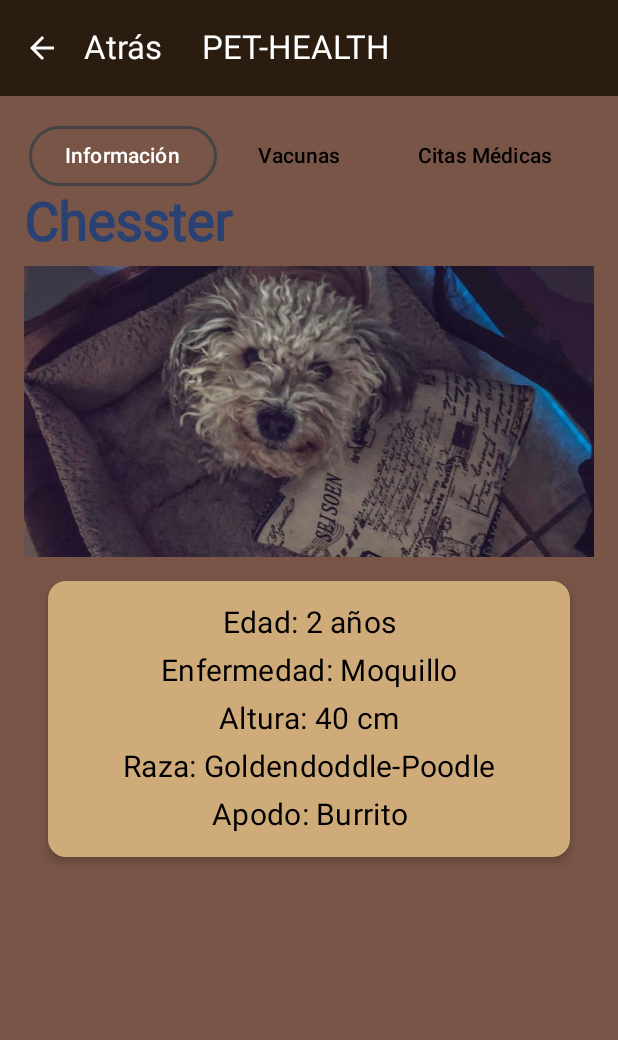
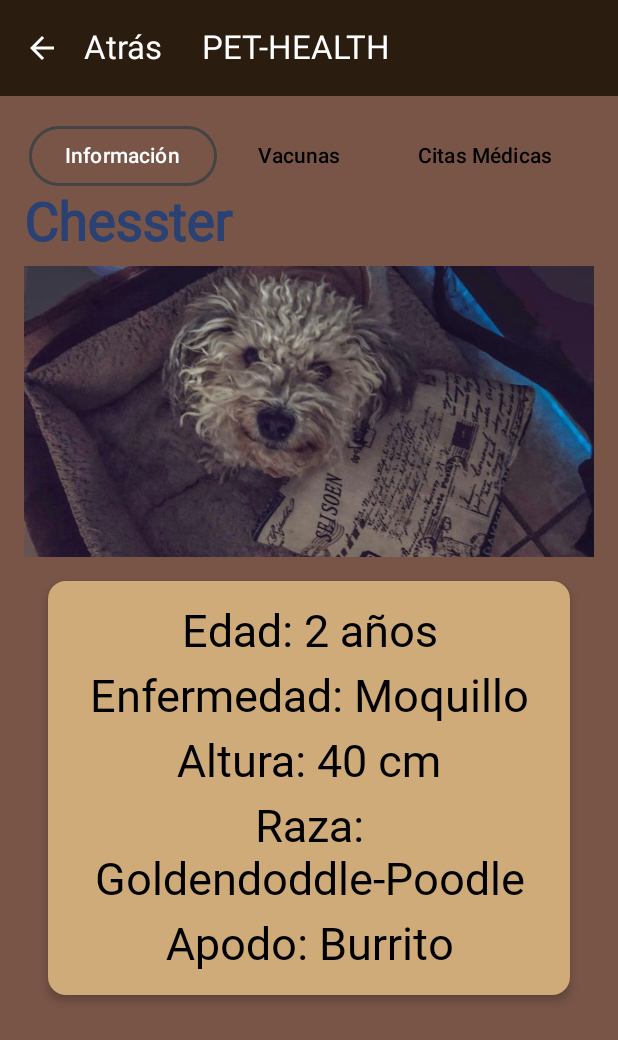
Before and after one commit to mary0113/Mascotas_v1, an Android app built with Jetpack Compose: the HomeScreen screen opened through its navigation route, after a tap on "Chesster", on a phone screen of 412 x 824 dp. Shown: the top 1040 px of the screen. Run offline under Robolectric (Android 15) with nearby library versions, the phone set to English and light mode, and no system bars; Roboto replaces fonts that are not available here.

Commit message:
Version 7

```diff
--- a/app/src/main/java/com/example/mascotas/DetailScreen.kt
+++ b/app/src/main/java/com/example/mascotas/DetailScreen.kt
@@ -171,37 +171,37 @@ fun DetailScreen(navController: NavController, mascotaId: Int) {
                                     ) {
                                         Text(
                                             text = stringResource(id = mascota.stringEdadId),
-                                            style = MaterialTheme.typography.bodyMedium,
+                                            style = MaterialTheme.typography.bodyLarge,
                                             color = Color.Black,
-                                            fontSize = 20.sp,
+                                            fontSize = 30.sp,
                                             textAlign = TextAlign.Center
                                         )
                                         Text(
                                             text = stringResource(id = mascota.stringEnfermedadId),
-                                            style = MaterialTheme.typography.bodyMedium,
+                                            style = MaterialTheme.typography.bodyLarge,
                                             color = Color.Black,
-                                            fontSize = 20.sp,
+                                            fontSize = 30.sp,
                                             textAlign = TextAlign.Center
                                         )
                                         Text(
                                             text = stringResource(id = mascota.stringAlturaId),
-                                            style = MaterialTheme.typography.bodyMedium,
+                                            style = MaterialTheme.typography.bodyLarge,
                                             color = Color.Black,
-                                            fontSize = 20.sp,
+                                            fontSize = 30.sp,
                                             textAlign = TextAlign.Center
                                         )
                                         Text(
                                             text = stringResource(id = mascota.stringRazaId),
-                                            style = MaterialTheme.typography.bodyMedium,
+                                            style = MaterialTheme.typography.bodyLarge,
                                             color = Color.Black,
-                                            fontSize = 20.sp,
+                                            fontSize = 30.sp,
                                             textAlign = TextAlign.Center
                                         )
                                         Text(
                                             text = stringResource(id = mascota.stringApodoId),
-                                            style = MaterialTheme.typography.bodyMedium,
+                                            style = MaterialTheme.typography.bodyLarge,
                                             color = Color.Black,
-                                            fontSize = 20.sp,
+                                            fontSize = 30.sp,
                                             textAlign = TextAlign.Center
                                         )
                                     }
@@ -212,8 +212,7 @@ fun DetailScreen(navController: NavController, mascotaId: Int) {
 
                             }
                             "Citas Médicas" -> {
-                                Text("Aquí va la información sobre las citas médicas")
-                                // Agrega aquí el contenido relacionado con las citas médicas
+                                MascotaCitas(citaIds = it.citaIds)
                             }
                         }
                     }
@@ -264,6 +263,47 @@ fun MascotaVacunas(vacunaIds: List<Int>) {
 }
 
 
+// Composable para mostrar una tarjeta de cita médica
+@Composable
+fun CitaCard(@StringRes citaId: Int) {
+    val cita = stringResource(id = citaId)
+
+    Card(
+        modifier = Modifier
+            .fillMaxWidth()
+            .padding(8.dp),
+        elevation = CardDefaults.cardElevation(4.dp)
+    ) {
+        Column(
+            modifier = Modifier.padding(16.dp)
+        ) {
+            Text(
+                text = cita,
+                style = MaterialTheme.typography.bodyLarge,
+                fontSize = 28.sp,
+                fontWeight = FontWeight.Bold
+            )
+        }
+    }
+}
+
+@Composable
+fun MascotaCitas(citaIds: List<Int>) {
+    Column(modifier = Modifier.fillMaxWidth()) {
+        Text(
+            text = "Citas Médicas",
+            style = MaterialTheme.typography.headlineLarge,
+            color = MaterialTheme.colorScheme.primary,
+            fontSize = 35.sp,
+            modifier = Modifier.padding(vertical = 8.dp)
+        )
+        for (citaId in citaIds) {
+            CitaCard(citaId = citaId)
+        }
+    }
+}
+
+
 @Preview(showBackground = true)
 @Composable
 fun DetailScreenPreview() {
--- a/app/src/main/java/com/example/mascotas/MainActivity.kt
+++ b/app/src/main/java/com/example/mascotas/MainActivity.kt
@@ -83,9 +83,6 @@ class MainActivity : ComponentActivity() {
                         }
                         composable("vaccines_screen") {
                             VaccinesScreen(navController)
-                        }
-                        composable("medical_screen") {
-                            MedicalScreen(navController)
                         }
 
                     }
--- a/app/src/main/java/com/example/mascotas/data/Datasource.kt
+++ b/app/src/main/java/com/example/mascotas/data/Datasource.kt
@@ -9,13 +9,20 @@ class Datasource (){
     fun loadMascotas(): List<Mascota>{
         return listOf<Mascota>(
             Mascota(R.string.nombre1, R.string.edad1, R.string.enfermedad1, R.string.altura1, R.string.raza1,R.string.apodo1,R.drawable.image1,
-                listOf(R.string.vacuna1C, R.string.vacuna2C, R.string.vacuna3C, R.string.vacuna4C)),
+                listOf(R.string.vacuna1C, R.string.vacuna2C, R.string.vacuna3C, R.string.vacuna4C),
+                listOf(R.string.cita1C, R.string.cita2C, R.string.cita3C, R.string.cita4C)),
+
             Mascota(R.string.nombre2, R.string.edad2, R.string.enfermedad2, R.string.altura2, R.string.raza2,R.string.apodo2, R.drawable.image2,
-                listOf(R.string.vacuna1D, R.string.vacuna2D, R.string.vacuna3D, R.string.vacuna4D)),
+                listOf(R.string.vacuna1D, R.string.vacuna2D, R.string.vacuna3D, R.string.vacuna4D),
+                listOf(R.string.cita1D, R.string.cita2D, R.string.cita3D, R.string.cita4D)),
+
             Mascota(R.string.nombre3, R.string.edad3, R.string.enfermedad3, R.string.altura3, R.string.raza3,R.string.apodo3, R.drawable.image3,
-                listOf(R.string.vacuna1CH, R.string.vacuna2CH, R.string.vacuna3CH, R.string.vacuna4CH)),
+                listOf(R.string.vacuna1CH, R.string.vacuna2CH, R.string.vacuna3CH, R.string.vacuna4CH),
+                listOf(R.string.cita1CH, R.string.cita2CH, R.string.cita3CH, R.string.cita4CH)),
+
             Mascota(R.string.nombre4, R.string.edad4, R.string.enfermedad4, R.string.altura4, R.string.raza4,R.string.apodo4,R.drawable.image4,
-                listOf(R.string.vacuna1M, R.string.vacuna2M, R.string.vacuna3M, R.string.vacuna4M))
+                listOf(R.string.vacuna1M, R.string.vacuna2M, R.string.vacuna3M, R.string.vacuna4M),
+                listOf(R.string.cita1M, R.string.cita2M, R.string.cita3M, R.string.cita4M))
         )
     }
 }
--- a/app/src/main/java/com/example/mascotas/model/Mascota.kt
+++ b/app/src/main/java/com/example/mascotas/model/Mascota.kt
@@ -10,6 +10,8 @@ data class Mascota(
     @StringRes val stringAlturaId:Int,   // Identificador de recurso de cadena para altura
     @StringRes val stringRazaId:Int, // Identificador de recurso de cadena para raza
     @StringRes val stringApodoId:Int, // Identificador de recurso de cadena para raza
-    @DrawableRes val imageResourceId :Int,
-    @StringRes val vacunaIds: List<Int> // Lista de identificadores de recursos de cadena para las vacunas
+    @DrawableRes val imageResourceId :Int, //Identificador de recurso de imagen
+    @StringRes val vacunaIds: List<Int>, // Lista de identificadores de recursos de cadena para las vacunas
+    @StringRes val citaIds: List<Int> // Lista de identificadores de recursos de cadena para las citas médicas
+
 )
--- a/app/src/main/res/values/strings.xml
+++ b/app/src/main/res/values/strings.xml
@@ -13,6 +13,11 @@
     <string name="vacuna2C">MOQUILLO:\n-Tipo: Inyección\n-Aplicada:No</string>
     <string name="vacuna3C">DESPARASITANTE:\n-Tipo: Pastilla\n-Aplicada:Sí</string>
     <string name="vacuna4C">RABIA:\n-Tipo: Inyección\n-Aplicada:Sí</string>
+    <string name="cita1C">28/05/2024\n-Cita para aplicación de la vacuna contra Moquillo</string>
+    <string name="cita2C">04/07/2024\n-Cita para revisión general</string>
+    <string name="cita3C">05/08/2024\n-Cita para revisión general</string>
+    <string name="cita4C">04/07/2024\n-Cita para desparasitar</string>
+
 
     <string name="nombre2">Duff</string>
     <string name="edad2">Edad: 6 años</string>
@@ -25,6 +30,10 @@
     <string name="vacuna2D">MOQUILLO:\n-Tipo: Inyección\n-Aplicada:Sí</string>
     <string name="vacuna3D">DESPARASITANTE:\n-Tipo: Pastilla\n-Aplicada:No</string>
     <string name="vacuna4D">RABIA:\n-Tipo: Inyección\n-Aplicada:Sí</string>
+    <string name="cita1D">08/05/2024\nCita para revisión general</string>
+    <string name="cita2D">10/05/2024\nCita para desparasitar</string>
+    <string name="cita3D">15/05/2024\nCita para revisión general</string>
+    <string name="cita4D">20/06/2024\nCita para aplicación de vacuna contra Parvovirus</string>
 
 
     <string name="nombre3">Champiñon</string>
@@ -38,6 +47,10 @@
     <string name="vacuna2CH">MOQUILLO:\n-Tipo: Inyección\n-Aplicada:Sí</string>
     <string name="vacuna3CH">DESPARASITANTE:\n-Tipo: Pastilla\n-Aplicada:No</string>
     <string name="vacuna4CH">RABIA:\n-Tipo: Inyección\n-Aplicada:No</string>
+    <string name="cita1CH">12/05/2024\nCita para revisión general</string>
+    <string name="cita2CH">25/08/2024\nCita desparasitar</string>
+    <string name="cita3CH">08/09/2024\nCita para aplicación de vacuna contra la Rabia</string>
+    <string name="cita4CH">20/11/2024\nCita para revisión general</string>
 
     <string name="nombre4">Mascarilla</string>
     <string name="edad4">Edad: 1 año</string>
@@ -50,5 +63,9 @@
     <string name="vacuna2M">RINOTRAQUEITIS:\n-Tipo: Inyección\n-Aplicada:No</string>
     <string name="vacuna3M">CALICIVIRUS:\n-Tipo: Inyección\n-Aplicada:SÍ</string>
     <string name="vacuna4M">CLAMIDIA:\n-Tipo: Inyección\n-Aplicada:No</string>
+    <string name="cita1M">03/06/2024\nCita para revisión aplicación de vacuna contra la Leucemia</string>
+    <string name="cita2M">23/08/2024\nCita para revisión general</string>
+    <string name="cita3M">13/09/2024\nCita para revisión general</string>
+    <string name="cita4M">29/10/2024\nCita para aplicación de vacuna contra Rinotraqueitis</string>
 
 </resources>
```
